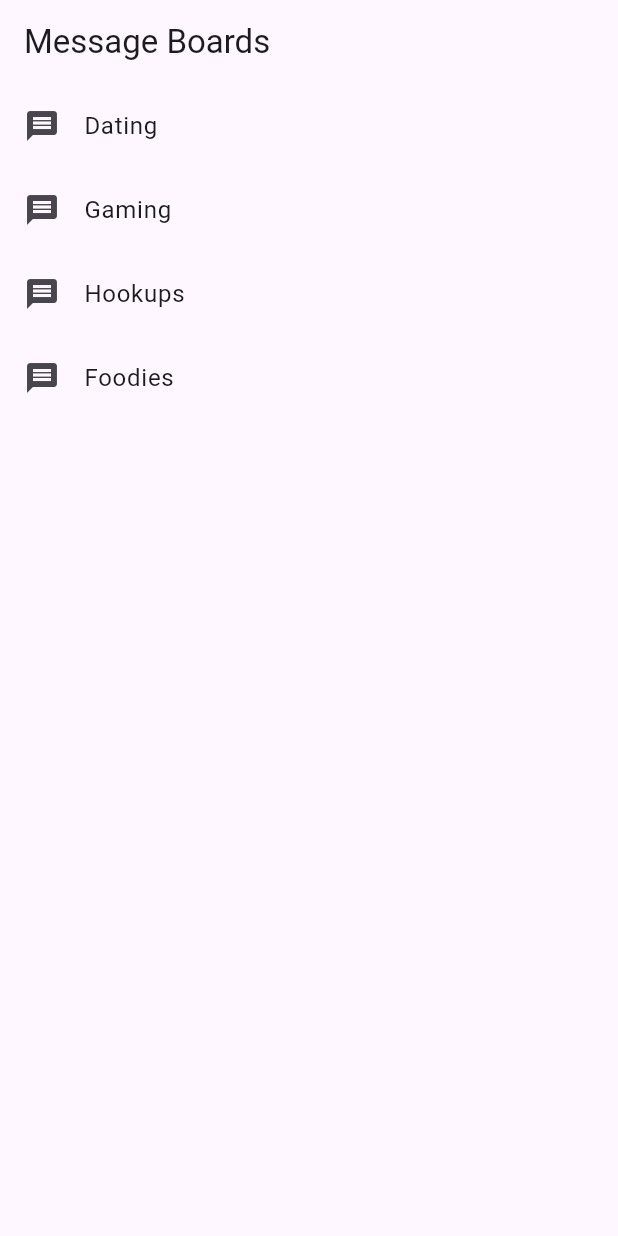
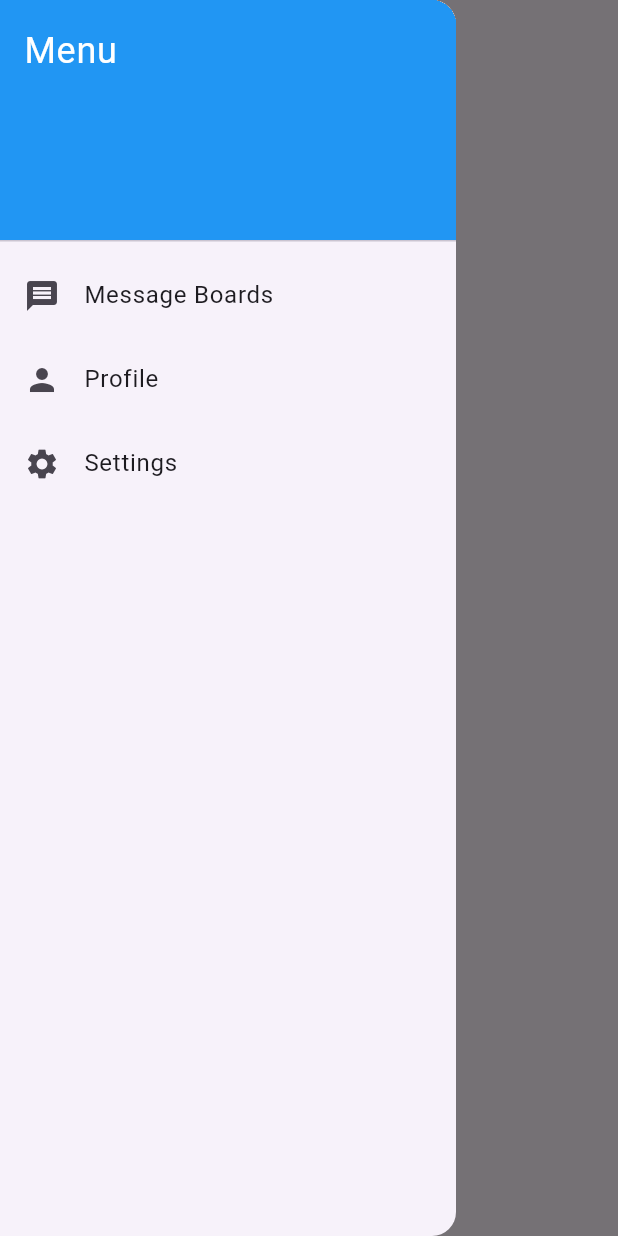
Before and after one commit to lastqveens/hw4, a Flutter app: the MessageBoardsScreen screen opened directly, with the side drawer open (before the commit the screen has no drawer), on a phone screen of 412 x 824 dp. Run offline on Flutter 3.47's test engine with Material 3 defaults, Android fonts, the phone set to English and light mode, and no system bars; our stand-ins replace cloud_firestore, firebase_auth, firebase_core; accounts and stored records are empty.

Commit message:
Made changes to profile and settings

```diff
--- a/lib/message_boards_screen.dart
+++ b/lib/message_boards_screen.dart
@@ -1,5 +1,7 @@
 import 'package:flutter/material.dart';
 import 'package:homework4/chat_screen.dart';
+import 'package:homework4/profile_screen.dart'; // Import your Profile Page
+import 'package:homework4/settings_page.dart'; // Import your Settings Page
 
 class MessageBoardsScreen extends StatelessWidget {
   @override
@@ -12,11 +14,60 @@ class MessageBoardsScreen extends StatelessWidget {
     ];
 
     return Scaffold(
-      appBar: AppBar(title: Text('Message Boards')),
+      appBar: AppBar(title: const Text('Message Boards')),
+      drawer: Drawer(
+        child: ListView(
+          padding: EdgeInsets.zero,
+          children: [
+            DrawerHeader(
+              decoration: BoxDecoration(
+                color: Colors.blue,
+              ),
+              child: const Text(
+                'Menu',
+                style: TextStyle(
+                  color: Colors.white,
+                  fontSize: 24,
+                ),
+              ),
+            ),
+            ListTile(
+              leading: const Icon(Icons.message),
+              title: const Text('Message Boards'),
+              onTap: () {
+                Navigator.pop(context); // Close the drawer
+                // Optionally navigate to the same screen
+              },
+            ),
+            ListTile(
+              leading: const Icon(Icons.person),
+              title: const Text('Profile'),
+              onTap: () {
+                Navigator.pop(context); // Close the drawer
+                Navigator.push(
+                  context,
+                  MaterialPageRoute(builder: (context) => ProfileScreen()),
+                );
+              },
+            ),
+            ListTile(
+              leading: const Icon(Icons.settings),
+              title: const Text('Settings'),
+              onTap: () {
+                Navigator.pop(context); // Close the drawer
+                Navigator.push(
+                  context,
+                  MaterialPageRoute(builder: (context) => SettingsPage()),
+                );
+              },
+            ),
+          ],
+        ),
+      ),
       body: ListView(
         children: boards.map((board) {
           return ListTile(
-            leading: Icon(Icons.message),
+            leading: const Icon(Icons.message),
             title: Text(board['title']!),
             onTap: () {
               Navigator.push(
```
Also changed, not shown: lib/settings_page.dart (added, +159 -0 lines).
